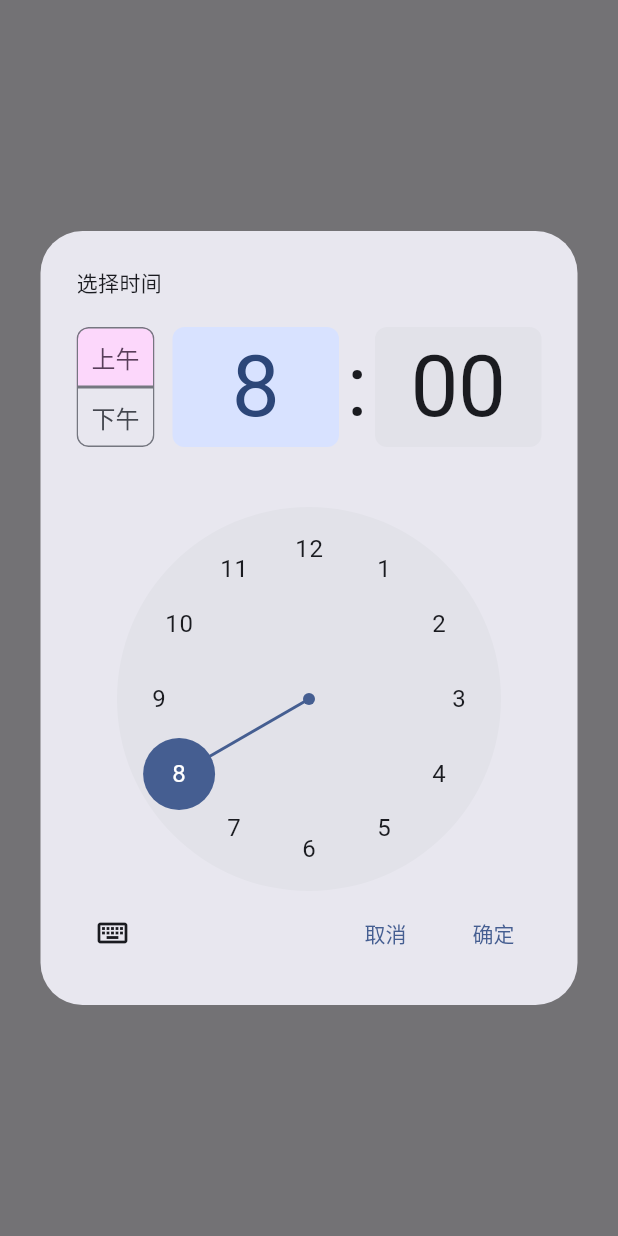
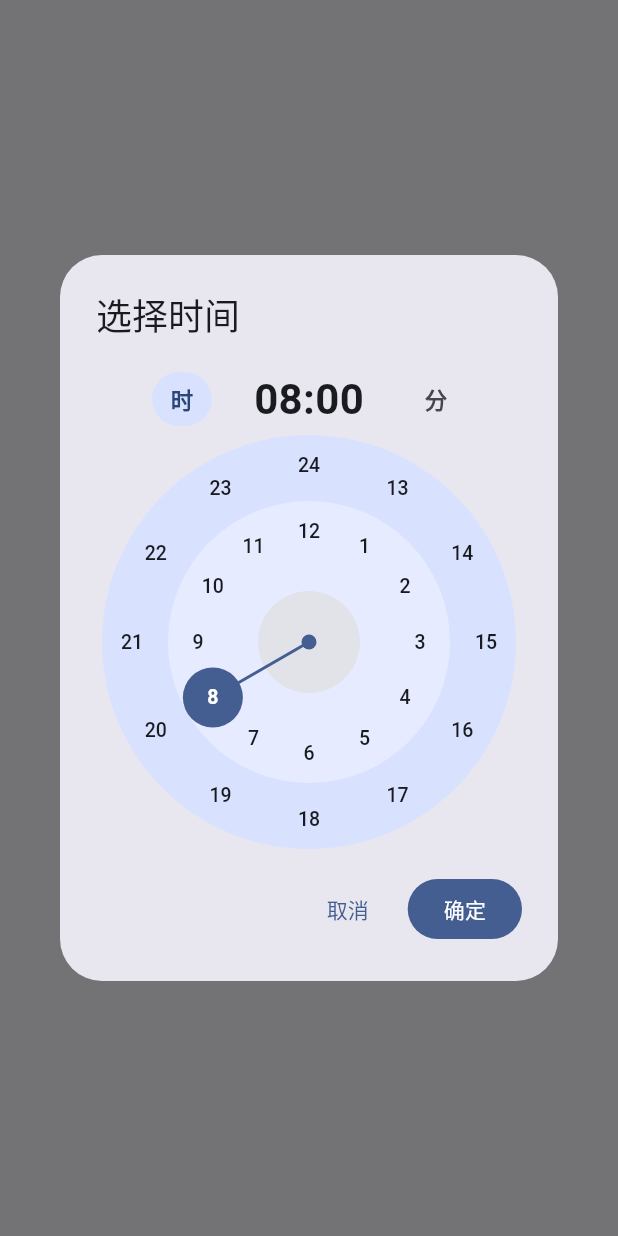
Before and after one commit to DaHedan/ClassPath, a Flutter app: the _PeriodTimeDialog widget shown alone on an empty page, opened directly with empty values, after a tap on "开始时间", on a phone screen of 412 x 824 dp. Run offline on Flutter 3.47's test engine with Material 3 defaults, Android fonts, the phone set to English and light mode, and no system bars; our stand-ins replace flutter_local_notifications, flutter_timezone, shared_preferences, timezone; accounts and stored records are empty.

Commit message:
修改UI

```diff
--- a/lib/pages/building_edit_page.dart
+++ b/lib/pages/building_edit_page.dart
@@ -1,6 +1,7 @@
 import 'package:flutter/material.dart';
 
 import '../models/schedule.dart';
+import '../widgets/time_dial_picker.dart';
 
 /// 楼宇编辑页：设置楼宇名称与节次时间段，支持从其他楼宇复制时间段。
 class BuildingEditPage extends StatefulWidget {
@@ -266,7 +267,7 @@ class _PeriodTimeDialogState extends State<_PeriodTimeDialog> {
             title: const Text('开始时间'),
             trailing: Text(_start == null ? '选择时间' : _fmt(_start!)),
             onTap: () async {
-              final t = await showTimePicker(
+              final t = await showClassPathTimePicker(
                   context: context, initialTime: _start ?? const TimeOfDay(hour: 8, minute: 0));
               if (t != null) setState(() => _start = t);
             },
@@ -276,7 +277,7 @@ class _PeriodTimeDialogState extends State<_PeriodTimeDialog> {
             title: const Text('结束时间'),
             trailing: Text(_end == null ? '选择时间' : _fmt(_end!)),
             onTap: () async {
-              final t = await showTimePicker(
+              final t = await showClassPathTimePicker(
                   context: context, initialTime: _end ?? const TimeOfDay(hour: 9, minute: 0));
               if (t != null) setState(() => _end = t);
             },
--- a/lib/pages/course_form_page.dart
+++ b/lib/pages/course_form_page.dart
@@ -6,6 +6,7 @@ import '../models/schedule.dart';
 import '../services/color_generator.dart';
 import '../services/schedule_math.dart';
 import '../state/app_state.dart';
+import '../widgets/time_dial_picker.dart';
 
 /// 课程表单页：编号、名称、教师、上课周、上课时间（可多组）、
 /// 上课地点（总体 + 单节覆盖）、颜色、提醒、考试信息、备注。
@@ -409,7 +410,7 @@ class _CourseFormPageState extends State<CourseFormPage> {
       '${t.hour.toString().padLeft(2, '0')}:${t.minute.toString().padLeft(2, '0')}';
 
   Future<void> _pickExamStart() async {
-    final t = await showTimePicker(
+    final t = await showClassPathTimePicker(
       context: context,
       initialTime: _examStart ?? const TimeOfDay(hour: 9, minute: 0),
     );
@@ -417,7 +418,7 @@ class _CourseFormPageState extends State<CourseFormPage> {
   }
 
   Future<void> _pickExamEnd() async {
-    final t = await showTimePicker(
+    final t = await showClassPathTimePicker(
       context: context,
       initialTime: _examEnd ?? const TimeOfDay(hour: 11, minute: 0),
     );
@@ -902,7 +903,7 @@ class _ClassTimeDialogState extends State<_ClassTimeDialog> {
         ..showSnackBar(SnackBar(content: Text(msg)));
 
   Future<void> _pickTime(bool isStart) async {
-    final t = await showTimePicker(
+    final t = await showClassPathTimePicker(
       context: context,
       initialTime: isStart ? _start : _end,
     );
--- /dev/null
+++ b/lib/widgets/time_dial_picker.dart
@@ -0,0 +1,263 @@
+import 'dart:math' as math;
+
+import 'package:flutter/material.dart';
+
+// 表盘尺寸常量（顶层可见，供状态类与绘制器共用）。
+const double _dialSize = 260; // 表盘直径
+const double _outerR = 118; // 外圈数字中心半径
+const double _innerR = 74; // 内圈数字中心半径
+const double _dotR = 20; // 数字背景圆半径
+const double _centerR = 34; // 中心留白圆半径
+
+/// 自定义时间选择对话框。
+///
+/// 小时表盘为两圈（内圈 1-12、外圈 13-24），内外圈底色用略有差异的
+/// 颜色区分，比 Flutter 自带 M3 时间盘的“两圈字”更易辨认。
+Future<TimeOfDay?> showClassPathTimePicker({
+  required BuildContext context,
+  required TimeOfDay initialTime,
+}) {
+  return showDialog<TimeOfDay>(
+    context: context,
+    builder: (_) => _TimeDialPicker(initial: initialTime),
+  );
+}
+
+class _TimeDialPicker extends StatefulWidget {
+  final TimeOfDay initial;
+
+  const _TimeDialPicker({required this.initial});
+
+  @override
+  State<_TimeDialPicker> createState() => _TimeDialPickerState();
+}
+
+class _TimeDialPickerState extends State<_TimeDialPicker> {
+  late int _hour = widget.initial.hour;
+  late int _minute = widget.initial.minute;
+  bool _pickingHour = true;
+
+  String get _hh => _hour.toString().padLeft(2, '0');
+  String get _mm => _minute.toString().padLeft(2, '0');
+
+  /// 根据点击/拖动位置选择小时或分钟。
+  /// [center] 为表盘中心（相对手势局部坐标）。
+  void _onDial(Offset local, {required Offset center}) {
+    final dx = local.dx - center.dx;
+    final dy = local.dy - center.dy;
+    final r = math.sqrt(dx * dx + dy * dy);
+    if (r < 28) return; // 中心留白区不选择
+    var angle = math.atan2(dy, dx) + math.pi / 2; // 顶部为 0
+    if (angle < 0) angle += 2 * math.pi;
+    if (angle >= 2 * math.pi) angle -= 2 * math.pi;
+    final index = (angle / (2 * math.pi / 12)).round() % 12; // 顶部起 0..11
+    setState(() {
+      if (_pickingHour) {
+        // 内圈 1-12，顶部为 12；外圈 13-24，顶部为 24（即 0 点）。
+        final inner = r < (_innerR + _outerR) / 2;
+        if (inner) {
+          _hour = ((index + 11) % 12) + 1;
+        } else {
+          _hour = index == 0 ? 0 : index + 12;
+        }
+      } else {
+        _minute = index * 5;
+      }
+    });
+  }
+
+  @override
+  Widget build(BuildContext context) {
+    final theme = Theme.of(context);
+    return AlertDialog(
+      title: const Text('选择时间'),
+      content: SizedBox(
+        width: 300,
+        child: Column(
+          mainAxisSize: MainAxisSize.min,
+          children: [
+            Row(
+              mainAxisAlignment: MainAxisAlignment.center,
+              children: [
+                _modeButton(theme, '时', _pickingHour, () {
+                  setState(() => _pickingHour = true);
+                }),
+                const SizedBox(width: 24),
+                Text(
+                  '$_hh:$_mm',
+                  style: const TextStyle(
+                      fontSize: 28, fontWeight: FontWeight.w700),
+                ),
+                const SizedBox(width: 24),
+                _modeButton(theme, '分', !_pickingHour, () {
+                  setState(() => _pickingHour = false);
+                }),
+              ],
+            ),
+            const SizedBox(height: 8),
+            SizedBox(
+              width: _dialSize,
+              height: _dialSize,
+              child: GestureDetector(
+                onTapDown: (d) => _onDial(d.localPosition,
+                    center: const Offset(_dialSize / 2, _dialSize / 2)),
+                onPanUpdate: (d) => _onDial(d.localPosition,
+                    center: const Offset(_dialSize / 2, _dialSize / 2)),
+                child: CustomPaint(
+                  size: const Size(_dialSize, _dialSize),
+                  painter: _DialPainter(
+                    hourMode: _pickingHour,
+                    hour: _hour,
+                    minute: _minute,
+                    scheme: theme.colorScheme,
+                  ),
+                ),
+              ),
+            ),
+          ],
+        ),
+      ),
+      actions: [
+        TextButton(
+            onPressed: () => Navigator.pop(context),
+            child: const Text('取消')),
+        FilledButton(
+          onPressed: () =>
+              Navigator.pop(context, TimeOfDay(hour: _hour, minute: _minute)),
+          child: const Text('确定'),
+        ),
+      ],
+    );
+  }
+
+  Widget _modeButton(
+      ThemeData theme, String label, bool active, VoidCallback onTap) {
+    return TextButton(
+      onPressed: onTap,
+      style: TextButton.styleFrom(
+        backgroundColor: active
+            ? theme.colorScheme.primaryContainer
+            : Colors.transparent,
+        foregroundColor: active
+            ? theme.colorScheme.onPrimaryContainer
+            : theme.colorScheme.onSurfaceVariant,
+        minimumSize: const Size(40, 36),
+        padding: const EdgeInsets.symmetric(horizontal: 12),
+      ),
+      child: Text(label,
+          style: const TextStyle(fontSize: 15, fontWeight: FontWeight.w600)),
+    );
+  }
+}
+
+/// 表盘绘制：内外圈底色 + 数字 + 选中指针。
+class _DialPainter extends CustomPainter {
+  final bool hourMode;
+  final int hour; // 0-23
+  final int minute;
+  final ColorScheme scheme;
+
+  const _DialPainter({
+    required this.hourMode,
+    required this.hour,
+    required this.minute,
+    required this.scheme,
+  });
+
+  double _angleOf(int index) => index * (2 * math.pi / 12) - math.pi / 2;
+
+  @override
+  void paint(Canvas canvas, Size size) {
+    final center = Offset(size.width / 2, size.height / 2);
+
+    // 底色：外圈一层、内圈一层、中心留白一层。
+    // 内外圈用同一色相、不同明度（内圈向 surface 混合），
+    // 使浅色/深色模式下差异程度保持一致。
+    final innerColor =
+        Color.lerp(scheme.primaryContainer, scheme.surface, 0.4)!;
+    canvas.drawCircle(
+        center, _outerR + _dotR, Paint()..color = scheme.primaryContainer);
+    canvas.drawCircle(center, _innerR + _dotR, Paint()..color = innerColor);
+    canvas.drawCircle(
+        center, _centerR, Paint()..color = scheme.surfaceContainerHighest);
+
+    if (hourMode) {
+      // 小时：内圈 1-12，外圈 13-24（顶部为 24）。
+      for (var h = 1; h <= 12; h++) {
+        final index = h % 12;
+        final selected = hour == h;
+        _drawNumber(canvas, '$h',
+            center +
+                Offset(math.cos(_angleOf(index)), math.sin(_angleOf(index))) *
+                    _innerR,
+            selected: selected);
+      }
+      for (var h = 13; h <= 24; h++) {
+        final index = h % 12;
+        final value = h == 24 ? 0 : h;
+        final selected = hour == value;
+        _drawNumber(canvas, '$h',
+            center +
+                Offset(math.cos(_angleOf(index)), math.sin(_angleOf(index))) *
+                    _outerR,
+            selected: selected);
+      }
+      // 选中指针：内圈选中到内圈半径，外圈选中到外圈半径。
+      final value = hour;
+      final inner = value >= 1 && value <= 12;
+      final index = inner ? value % 12 : (value == 0 ? 0 : value - 12);
+      _drawHand(canvas, center, _angleOf(index), inner ? _innerR : _outerR);
+    } else {
+      // 分钟：一圈 12 个刻度（0,5,10,...55），顶部为 0。
+      for (var m = 0; m < 60; m += 5) {
+        final index = m ~/ 5;
+        _drawNumber(canvas, '$m',
+            center +
+                Offset(math.cos(_angleOf(index)), math.sin(_angleOf(index))) *
+                    _outerR,
+            selected: minute == m);
+      }
+      _drawHand(canvas, center, _angleOf(minute ~/ 5), _outerR);
+    }
+  }
+
+  void _drawNumber(
+      Canvas canvas, String text, Offset pos, {required bool selected}) {
+    if (selected) {
+      canvas.drawCircle(pos, _dotR, Paint()..color = scheme.primary);
+    }
+    final tp = TextPainter(
+      text: TextSpan(
+        text: text,
+        style: TextStyle(
+          fontSize: 13,
+          fontWeight: selected ? FontWeight.w700 : FontWeight.w500,
+          color: selected ? scheme.onPrimary : scheme.onSurface,
+        ),
+      ),
+      textDirection: TextDirection.ltr,
+    )..layout();
+    tp.paint(canvas, pos - Offset(tp.width / 2, tp.height / 2));
+  }
+
+  void _drawHand(Canvas canvas, Offset center, double angle, double radius) {
+    final end = center +
+        Offset(math.cos(angle), math.sin(angle)) * (radius - _dotR + 4);
+    canvas.drawLine(
+      center,
+      end,
+      Paint()
+        ..color = scheme.primary
+        ..strokeWidth = 2
+        ..strokeCap = StrokeCap.round,
+    );
+    canvas.drawCircle(center, 5, Paint()..color = scheme.primary);
+  }
+
+  @override
+  bool shouldRepaint(covariant _DialPainter old) =>
+      old.hourMode != hourMode ||
+      old.hour != hour ||
+      old.minute != minute ||
+      old.scheme != scheme;
+}
```
